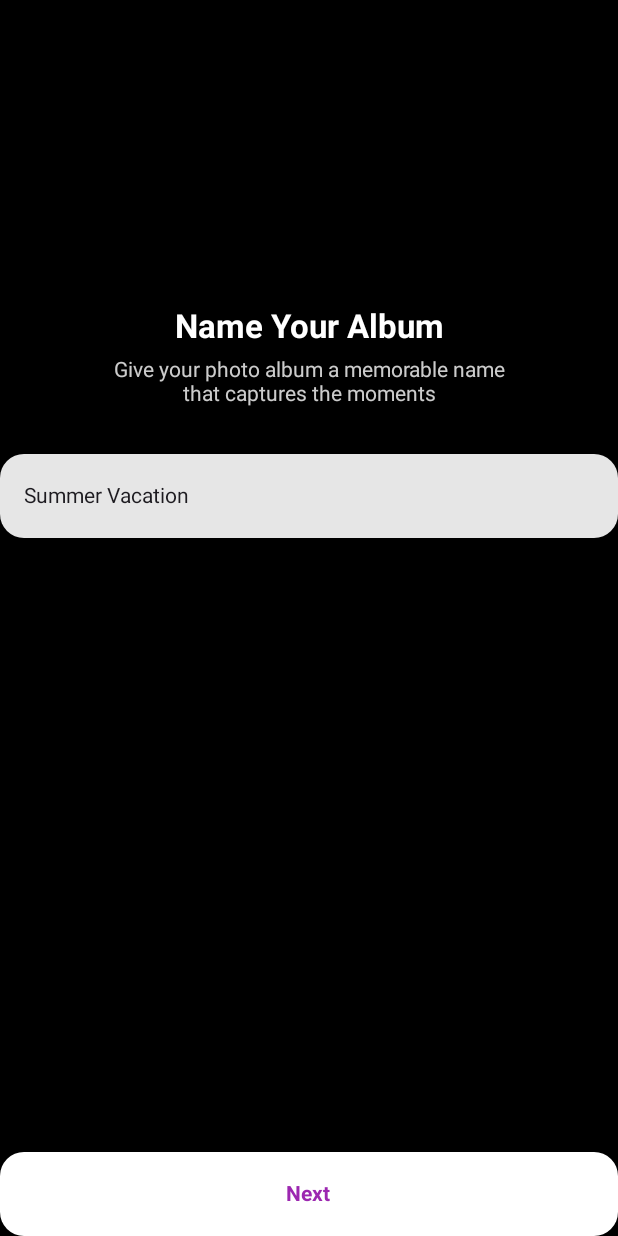
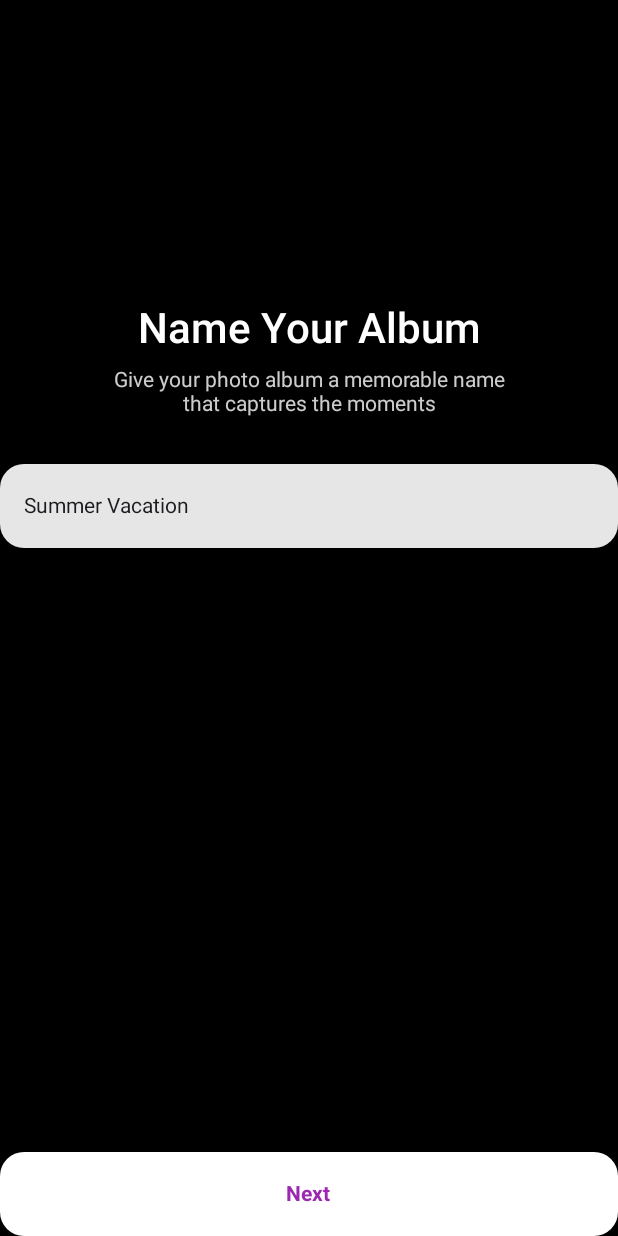
Before and after one commit to malikshairali/lifeline, an Android app built with Jetpack Compose: the @Preview function AlbumNameStepPreview, on a phone screen of 412 x 824 dp. Run offline under Robolectric (Android 15) with nearby library versions, the phone set to English and light mode, and no system bars.

Commit message:
✨ New album creation flow

```diff
--- a/app/src/main/java/io/github/malikshairali/lifeline/presentation/navigation/NavHost.kt
+++ b/app/src/main/java/io/github/malikshairali/lifeline/presentation/navigation/NavHost.kt
@@ -46,7 +46,8 @@ fun LifelineNav() {
                 is CreateAlbum -> NavEntry(key) {
                     CreateAlbum(
                         onBack = { backStack.removeLastOrNull() },
-                        onCreate = { id ->
+                        onCreated = { id ->
+                            backStack.removeLastOrNull()
                             backStack.add(Timeline(id))
                         }
                     )
--- a/app/src/main/java/io/github/malikshairali/lifeline/presentation/ui/create/CreateAlbumUiState.kt
+++ b/app/src/main/java/io/github/malikshairali/lifeline/presentation/ui/create/CreateAlbumUiState.kt
@@ -3,7 +3,7 @@ package io.github.malikshairali.lifeline.presentation.ui.create
 import io.github.malikshairali.lifeline.data.album.PhotoEntity
 
 data class CreateAlbumUiState(
-    val albumName: String? = "null",
+    val albumName: String? = null,
     val fromDate: Long? = null,
     val toDate: Long? = null,
     val photos: List<PhotoEntity>? = null,
--- a/app/src/main/java/io/github/malikshairali/lifeline/presentation/ui/create/components/AlbumNameStep.kt
+++ b/app/src/main/java/io/github/malikshairali/lifeline/presentation/ui/create/components/AlbumNameStep.kt
@@ -15,6 +15,7 @@ import androidx.compose.foundation.text.KeyboardActions
 import androidx.compose.foundation.text.KeyboardOptions
 import androidx.compose.material3.Button
 import androidx.compose.material3.ButtonDefaults
+import androidx.compose.material3.MaterialTheme
 import androidx.compose.material3.OutlinedTextField
 import androidx.compose.material3.OutlinedTextFieldDefaults
 import androidx.compose.material3.Text
@@ -61,8 +62,8 @@ fun AlbumNameStep(
         Text(
             text = "Name Your Album",
             color = Color.White,
-            fontSize = 22.sp,
-            fontWeight = FontWeight.Bold
+            fontWeight = FontWeight.SemiBold,
+            style = MaterialTheme.typography.headlineMedium
         )
 
         Spacer(modifier = Modifier.height(8.dp))
--- a/app/src/main/java/io/github/malikshairali/lifeline/presentation/ui/timeline/TimelineScreen.kt
+++ b/app/src/main/java/io/github/malikshairali/lifeline/presentation/ui/timeline/TimelineScreen.kt
@@ -84,6 +84,7 @@ fun TimelineScreen(
 
         Box(
             modifier = Modifier
+                .background(Color.Black)
                 .fillMaxSize()
                 .pointerInput(Unit) {
                     awaitPointerEventScope {
@@ -110,7 +111,7 @@ fun TimelineScreen(
                 Image(
                     painter = rememberAsyncImagePainter(model = photo.uri),
                     contentDescription = null,
-                    contentScale = ContentScale.Crop,
+                    contentScale = ContentScale.Fit,
                     modifier = Modifier
                         .fillMaxSize()
                         .graphicsLayer {
--- a/app/src/main/res/values-night/themes.xml
+++ b/app/src/main/res/values-night/themes.xml
@@ -1,16 +1,6 @@
-<resources xmlns:tools="http://schemas.android.com/tools">
-    <!-- Base application theme. -->
-    <style name="Theme.Lifeline" parent="Theme.MaterialComponents.DayNight.DarkActionBar">
-        <!-- Primary brand color. -->
-        <item name="colorPrimary">@color/purple_200</item>
-        <item name="colorPrimaryVariant">@color/purple_700</item>
-        <item name="colorOnPrimary">@color/black</item>
-        <!-- Secondary brand color. -->
-        <item name="colorSecondary">@color/teal_200</item>
-        <item name="colorSecondaryVariant">@color/teal_200</item>
-        <item name="colorOnSecondary">@color/black</item>
-        <!-- Status bar color. -->
-        <item name="android:statusBarColor">?attr/colorPrimaryVariant</item>
-        <!-- Customize your theme here. -->
+<resources>
+    <!-- Base application theme (Dark) -->
+    <style name="Theme.Lifeline" parent="Theme.AppCompat.DayNight.DarkActionBar">
+
     </style>
 </resources>
--- a/app/src/main/res/values/colors.xml
+++ b/app/src/main/res/values/colors.xml
@@ -1,10 +1,3 @@
 <?xml version="1.0" encoding="utf-8"?>
 <resources>
-    <color name="purple_200">#FFBB86FC</color>
-    <color name="purple_500">#FF6200EE</color>
-    <color name="purple_700">#FF3700B3</color>
-    <color name="teal_200">#FF03DAC5</color>
-    <color name="teal_700">#FF018786</color>
-    <color name="black">#FF000000</color>
-    <color name="white">#FFFFFFFF</color>
 </resources>
--- a/app/src/main/res/values/themes.xml
+++ b/app/src/main/res/values/themes.xml
@@ -1,16 +1,6 @@
-<resources xmlns:tools="http://schemas.android.com/tools">
-    <!-- Base application theme. -->
-    <style name="Theme.Lifeline" parent="Theme.MaterialComponents.DayNight.DarkActionBar">
-        <!-- Primary brand color. -->
-        <item name="colorPrimary">@color/purple_500</item>
-        <item name="colorPrimaryVariant">@color/purple_700</item>
-        <item name="colorOnPrimary">@color/white</item>
-        <!-- Secondary brand color. -->
-        <item name="colorSecondary">@color/teal_200</item>
-        <item name="colorSecondaryVariant">@color/teal_700</item>
-        <item name="colorOnSecondary">@color/black</item>
-        <!-- Status bar color. -->
-        <item name="android:statusBarColor">?attr/colorPrimaryVariant</item>
-        <!-- Customize your theme here. -->
+<resources>
+    <!-- Base application theme (Light) -->
+    <style name="Theme.Lifeline" parent="Theme.AppCompat.DayNight.DarkActionBar">
+
     </style>
 </resources>
```
Also changed, not shown: app/src/main/java/io/github/malikshairali/lifeline/data/source/local/LocalImageDataSource.kt (+4 -57 lines), app/src/main/java/io/github/malikshairali/lifeline/presentation/ui/create/CreateAlbum.kt (+6 -2 lines), app/src/main/java/io/github/malikshairali/lifeline/presentation/ui/create/CreateAlbumViewModel.kt (+21 -24 lines), app/src/main/java/io/github/malikshairali/lifeline/presentation/ui/create/components/AlbumPreviewStep.kt (+52 -2 lines).
